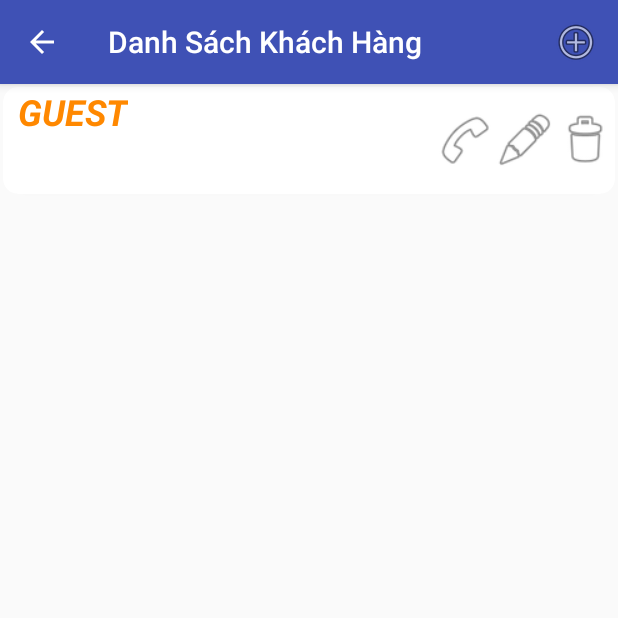
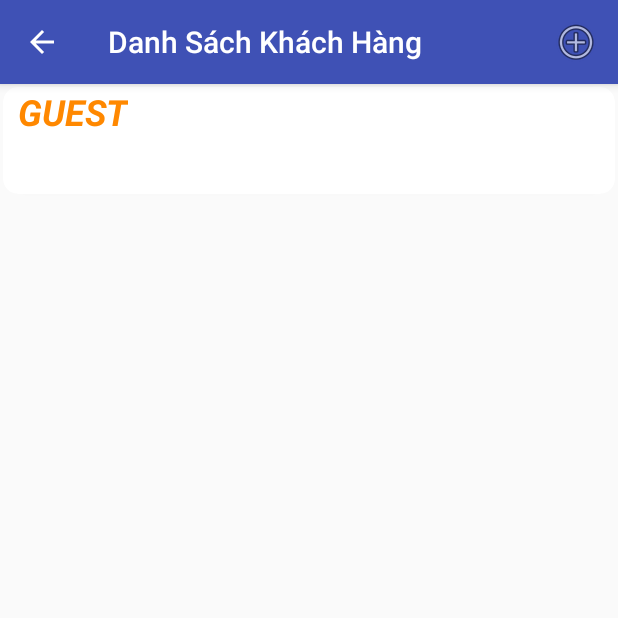
Before and after one commit to TranTanDong/QLSP_TrungVit, an Android app: the screen it shows after launch (KhachHang), after a tap on "KHÁCH HÀNG", on a phone screen of 412 x 824 dp, the top half of it. Run offline under Robolectric (Android 15) with nearby library versions, the phone set to English and light mode, and no system bars.

Commit message:
Complete cont.......

```diff
--- a/app/src/main/AndroidManifest.xml
+++ b/app/src/main/AndroidManifest.xml
@@ -15,7 +15,7 @@
         <activity
             android:name=".MainActivity"
             android:screenOrientation="portrait"
-            android:theme="@style/Theme.AppCompat.NoActionBar">
+            android:theme="@style/AppTheme">
             <intent-filter>
                 <action android:name="android.intent.action.MAIN" />
 
--- a/app/src/main/java/com/example/woo/qlsp_trungvit/Adapter/KhachHangAdapter.java
+++ b/app/src/main/java/com/example/woo/qlsp_trungvit/Adapter/KhachHangAdapter.java
@@ -47,6 +47,7 @@ public class KhachHangAdapter extends RecyclerView.Adapter<KhachHangAdapter.Khac
         holder.tv_sdtKH.setText(khachHang.getSdtKH());
         holder.tv_diachiKH.setText(khachHang.getDiachiKH());
 
+
         //Xử lý Click Xóa, Gọi, ClickItem
         holder.btn_Goi.setTag(position);
         holder.btn_Xoa.setTag(position);
@@ -84,6 +85,12 @@ public class KhachHangAdapter extends RecyclerView.Adapter<KhachHangAdapter.Khac
             }
         });
 
+        if(khachHang.getTenKH().equals("GUEST")){
+            holder.btn_Sua.setVisibility(View.INVISIBLE);
+            holder.btn_Goi.setVisibility(View.INVISIBLE);
+            holder.btn_Xoa.setVisibility(View.INVISIBLE);
+        }
+
     }
 
     @Override
--- a/app/src/main/java/com/example/woo/qlsp_trungvit/Details.java
+++ b/app/src/main/java/com/example/woo/qlsp_trungvit/Details.java
@@ -100,7 +100,8 @@ public class Details extends AppCompatActivity {
             tv_loai_detail.setText(L);
             tv_thoiGian_detail.setText(TG);
             tv_khachHang_detail.setText(KH);
-            tv_tinhTien_detail.setText(dcf.format(SL*DG)+"đ");
+            long sl=SL, dg=DG, s=sl*dg;
+            tv_tinhTien_detail.setText(dcf.format(s)+"đ");
         }
 
         if (C==BanRa.CODE_REQUEST_DETAILBR){
--- a/app/src/main/java/com/example/woo/qlsp_trungvit/MainActivity.java
+++ b/app/src/main/java/com/example/woo/qlsp_trungvit/MainActivity.java
@@ -7,6 +7,9 @@ import android.support.v7.app.AppCompatDelegate;
 import android.support.v7.widget.CardView;
 import android.support.v7.widget.Toolbar;
 import android.support.v7.widget.ToolbarWidgetWrapper;
+import android.view.Menu;
+import android.view.MenuInflater;
+import android.view.MenuItem;
 import android.view.View;
 
 import com.example.woo.qlsp_trungvit.R;
@@ -56,6 +59,21 @@ public class MainActivity extends AppCompatActivity {
         });
     }
 
+    @Override
+    public boolean onCreateOptionsMenu(Menu menu) {
+        MenuInflater inflater = getMenuInflater();
+        inflater.inflate(R.menu.exit, menu);
+        return super.onCreateOptionsMenu(menu);
+    }
+
+    @Override
+    public boolean onOptionsItemSelected(MenuItem item) {
+        if (item.getItemId() == R.id.thoat){
+            finish();
+        }
+        return super.onOptionsItemSelected(item);
+    }
+
     private void addControls() {
         cv_muavao = (CardView) findViewById(R.id.cv_muavao);
         cv_banra = (CardView) findViewById(R.id.cv_banra);
--- /dev/null
+++ b/app/src/main/res/menu/exit.xml
@@ -0,0 +1,9 @@
+<?xml version="1.0" encoding="utf-8"?>
+<menu xmlns:android="http://schemas.android.com/apk/res/android">
+
+    <item
+        android:id="@+id/thoat"
+        android:title="Thoát"
+        />
+
+</menu>
```
Also changed, not shown: app/src/main/res/layout/item.xml (+9 -9 lines).
